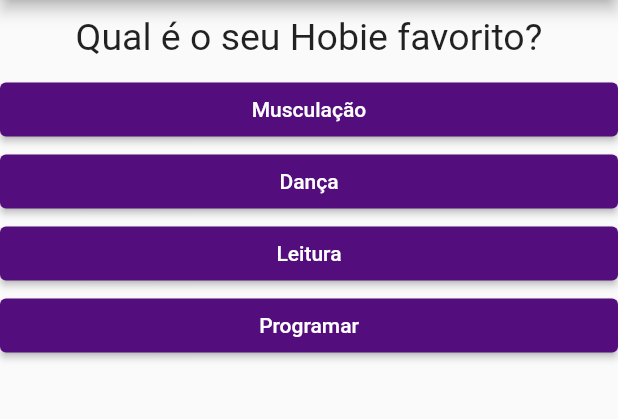
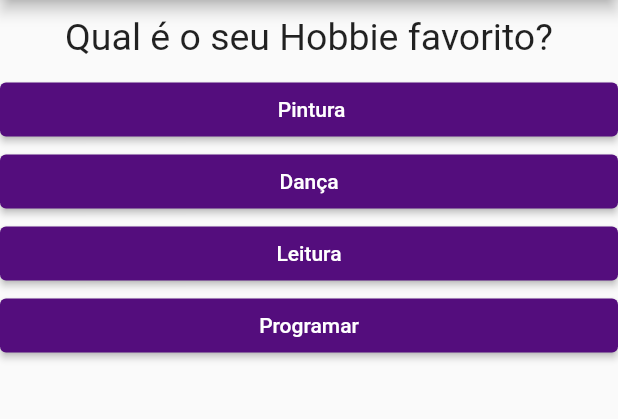
Before and after one commit to kaysophia05/Questionario-de-favoritos, a Flutter app: the screen it shows after launch, after a tap on "Jogos vorazes", on a phone screen of 412 x 824 dp, the part 84-503 px from its top. Run offline on Flutter 3.47's test engine with Material 2 defaults, Android fonts, the phone set to English and light mode, and no system bars.

Commit message:
alter questions and points

```diff
--- a/lib/main.dart
+++ b/lib/main.dart
@@ -20,28 +20,46 @@ class PerguntaAppState extends State<PerguntaApp> {
     {
       'texto': 'Qual o seu livro Favorito?',
       'respostas': [
-        {'texto': 'Jogos vorazes', 'pontuacao': 3},
+        {'texto': 'Jogos vorazes', 'pontuacao': 2},
         {'texto': 'Rainha Vermelha ', 'pontuacao': 3},
-        {'texto': 'Harry Potter', 'pontuacao': 6},
+        {'texto': 'Harry Potter', 'pontuacao': 5},
         {'texto': 'Sherlock Homes', 'pontuacao': 3},
       ],
     },
     {
-      'texto': 'Qual é o seu Hobie favorito?',
+      'texto': 'Qual é o seu Hobbie favorito?',
       'respostas': [
-        {'texto': 'Musculação', 'pontuacao': 5},
-        {'texto': 'Dança', 'pontuacao': 2},
-        {'texto': 'Leitura', 'pontuacao': 3},
-        {'texto': 'Programar', 'pontuacao': 6},
+        {'texto': ' Pintura', 'pontuacao': 2},
+        {'texto': 'Dança', 'pontuacao': 3},
+        {'texto': 'Leitura', 'pontuacao': 5},
+        {'texto': 'Programar', 'pontuacao': 4},
       ],
     },
     {
       'texto': 'Qual sua Serie Favorita??',
       'respostas': [
-        {'texto': 'One day of the Time', 'pontuacao': 3},
-        {'texto': 'The flash', 'pontuacao': 2},
+        {'texto': 'One day of the Time', 'pontuacao': 2},
+        {'texto': 'The flash', 'pontuacao': 3},
         {'texto': 'The originals', 'pontuacao': 5},
-        {'texto': 'Supergirl', 'pontuacao': 2},
+        {'texto': 'Supergirl', 'pontuacao': 4},
+      ],
+    },
+    {
+      'texto': 'Qual seu Filme Favorito??',
+      'respostas': [
+        {'texto': 'Clube dos cinco', 'pontuacao': 2},
+        {'texto': 'Harry potter', 'pontuacao': 3},
+        {'texto': 'Guerra Mundial Z', 'pontuacao': 5},
+        {'texto': 'Matrix', 'pontuacao': 4},
+      ],
+    },
+    {
+      'texto': 'Qual seu Esporte Favorito?',
+      'respostas': [
+        {'texto': 'Musculação', 'pontuacao': 2},
+        {'texto': 'Volei', 'pontuacao': 3},
+        {'texto': 'Natação', 'pontuacao': 5},
+        {'texto': 'futebol', 'pontuacao': 1},
       ],
     },
   ];
--- a/lib/resultado.dart
+++ b/lib/resultado.dart
@@ -7,11 +7,11 @@ class Resultado extends StatelessWidget {
   final void Function() onRestart;
 
   String get message {
-    if (pontuacao < 8) {
+    if (pontuacao < 15) {
       return 'Parabéns!!';
-    } else if (pontuacao < 12) {
+    } else if (pontuacao < 18) {
       return 'Nossa!! Você é bom!! ';
-    } else if (pontuacao < 16) {
+    } else if (pontuacao < 20) {
       return 'UAU! Você é incrivel';
     } else {
       return 'Você é impressionante!!';
```
